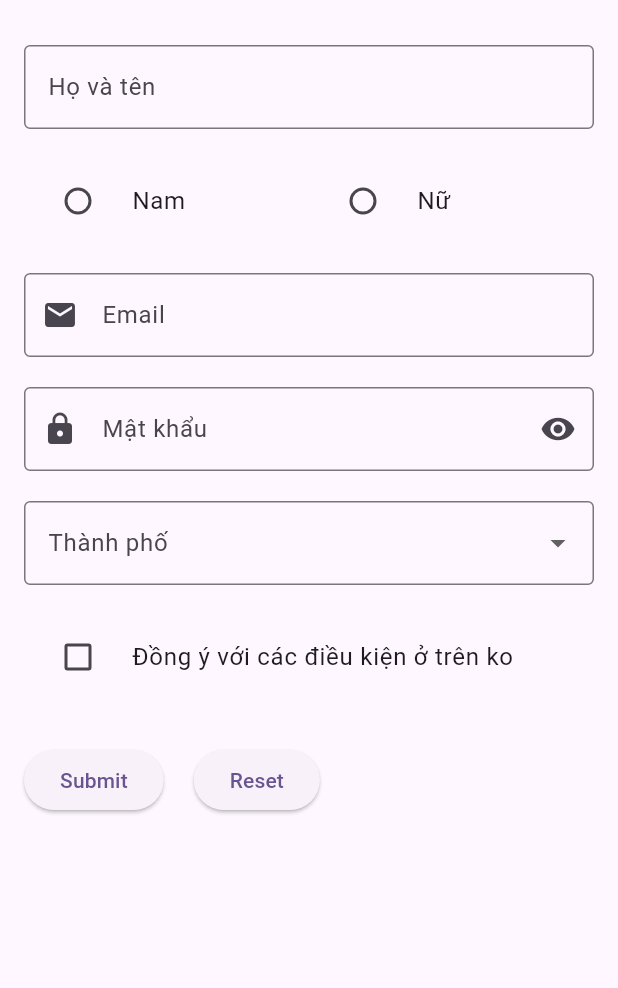
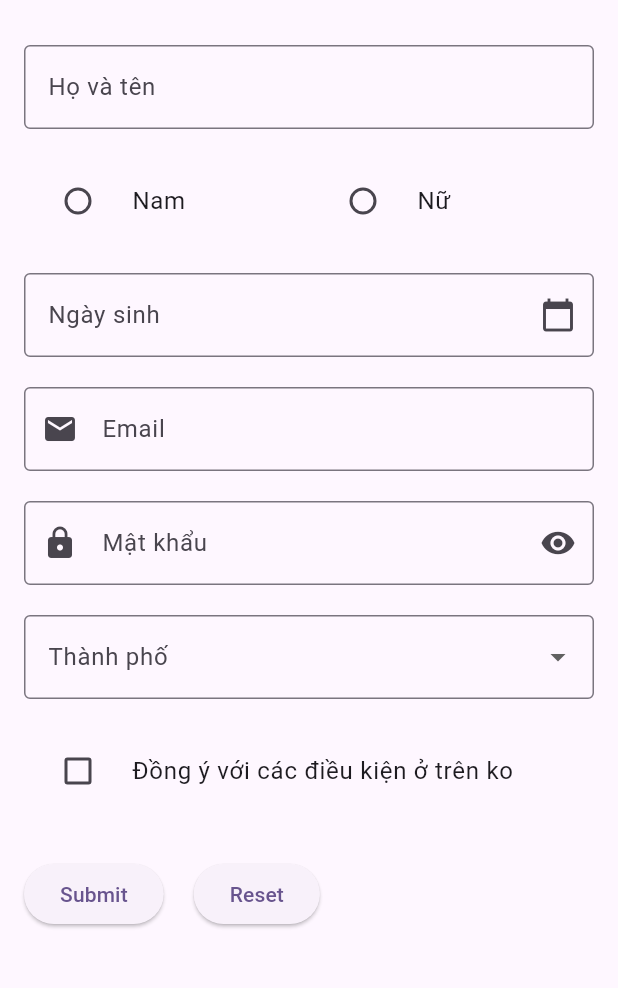
Before and after one commit to Do2304/learn-Flutter-titv, a Flutter app: the screen it shows after launch, on a phone screen of 412 x 824 dp, the part 63-1051 px from its top. Run offline on Flutter 3.47's test engine with Material 3 defaults, Android fonts, the phone set to English and light mode, and no system bars.

Commit message:
learn form datePicker

```diff
--- a/lib/main.dart
+++ b/lib/main.dart
@@ -14,6 +14,7 @@ import 'widget_02/form_TextFormField_Validate.dart';
 import 'widget_02/form_Dropdown.dart';
 import 'widget_02/form_RadioListTile.dart';
 import 'widget_02/form_Checkbox.dart';
+import 'widget_02/form_DatePicker.dart';
 
 void main() {
   runApp(const MyApp());
@@ -30,7 +31,7 @@ class MyApp extends StatelessWidget {
       theme: ThemeData(
         colorScheme: ColorScheme.fromSeed(seedColor: Colors.deepPurple),
       ),
-      home: form_Checkbox(),
+      home: form_DatePicker(),
     );
   }
 }
--- /dev/null
+++ b/lib/widget_02/form_DatePicker.dart
@@ -0,0 +1,256 @@
+import 'package:flutter/material.dart';
+import 'package:intl/intl.dart';
+
+class form_DatePicker extends StatefulWidget {
+  @override
+  State<StatefulWidget> createState() => form_DatePickerState();
+}
+
+class form_DatePickerState extends State<form_DatePicker> {
+  final _formkey = GlobalKey<FormState>();
+  final _fullnameController = TextEditingController();
+  final _emailController = TextEditingController();
+  final _passwordController = TextEditingController();
+  final _dateOfBirthController = TextEditingController();
+  bool _obscurePassword = true;
+  String? _name;
+  String? _selectedCity;
+  String? _gender;
+  bool _isAgreed = false;
+  DateTime? _dateOfBirth = null;
+  final List<String> _cities = ["Hà Nội", "HCM", "Quảng Ngãi", "Đà Nẵng"];
+
+  @override
+  Widget build(BuildContext context) {
+    return Scaffold(
+      appBar: AppBar(title: Text("Form Basic")),
+      body: Padding(
+        padding: EdgeInsets.all(16),
+        child: Form(
+          key: _formkey,
+          child: Column(
+            children: [
+              TextFormField(
+                controller: _fullnameController,
+                decoration: InputDecoration(
+                  labelText: "Họ và tên",
+                  hintText: "Nhập họ và tên",
+                  border: OutlineInputBorder(),
+                ),
+                onSaved: (newValue) {
+                  _name = newValue;
+                },
+                validator: (value) {
+                  if (value == null || value.isEmpty) {
+                    return "Vui lòng nhập họ và tên";
+                  }
+                  return null;
+                },
+              ),
+              SizedBox(height: 20),
+              FormField<String>(
+                validator: (value) {
+                  if (value == null || value.isEmpty) {
+                    return "Vui lòng chọn giới tính";
+                  }
+
+                  return null;
+                },
+                initialValue: _gender,
+                builder: (FormFieldState<String> state) {
+                  return Column(
+                    crossAxisAlignment: CrossAxisAlignment.start,
+                    children: [
+                      Row(
+                        children: [
+                          Expanded(
+                            child: RadioListTile(
+                              title: Text("Nam"),
+                              value: 'male',
+                              groupValue: _gender,
+                              onChanged: (value) {
+                                setState(() {
+                                  _gender = value;
+                                  state.didChange(value);
+                                });
+                              },
+                            ),
+                          ),
+                          Expanded(
+                            child: RadioListTile(
+                              title: Text("Nữ"),
+                              value: 'female',
+                              groupValue: _gender,
+                              onChanged: (value) {
+                                setState(() {
+                                  _gender = value;
+                                  state.didChange(value);
+                                });
+                              },
+                            ),
+                          ),
+                        ],
+                      ),
+                    ],
+                  );
+                },
+              ),
+              SizedBox(height: 20),
+              TextFormField(
+                controller: _dateOfBirthController,
+                decoration: InputDecoration(
+                  labelText: "Ngày sinh",
+                  hintText: "Chọn ngày sinh",
+                  border: OutlineInputBorder(),
+                  suffixIcon: Icon(Icons.calendar_today),
+                ),
+                readOnly: true,
+                onTap: () async {
+                  DateTime? pickedDate = await showDatePicker(
+                    context: context,
+                    firstDate: DateTime(1900),
+                    lastDate: DateTime(2025),
+                  );
+                  if (pickedDate != null) {
+                    String formatedDate = DateFormat(
+                      "dd/MM/yyyy",
+                    ).format(pickedDate);
+                    setState(() {
+                      _dateOfBirthController.text = formatedDate;
+                      _dateOfBirth = pickedDate;
+                    });
+                  }
+                },
+                validator: (value) {
+                  if (value == null || value.isEmpty) {
+                    return "Vui lòng chọn ngày sinh";
+                  }
+                  return null;
+                },
+              ),
+
+              SizedBox(height: 20),
+              TextFormField(
+                controller: _emailController,
+                decoration: InputDecoration(
+                  labelText: "Email",
+                  hintText: "Nhập email",
+                  border: OutlineInputBorder(),
+                  prefixIcon: Icon(Icons.email),
+                ),
+                keyboardType: TextInputType.emailAddress,
+                validator: (value) {
+                  if (value == null || value.isEmpty) {
+                    return "Vui lòng nhập Email";
+                  }
+                  final emailRegex = RegExp(
+                    r'^[\w-\.]+@([\w-]+\.)+[\w-]{2,4}$',
+                  );
+
+                  if (!emailRegex.hasMatch(value)) {
+                    return 'Email không hợp lệ';
+                  }
+                  return null;
+                },
+              ),
+              SizedBox(height: 20),
+              TextFormField(
+                controller: _passwordController,
+                decoration: InputDecoration(
+                  labelText: "Mật khẩu",
+                  hintText: "Nhập mật khẩu",
+                  border: OutlineInputBorder(),
+                  prefixIcon: Icon(Icons.lock),
+                  suffixIcon: IconButton(
+                    onPressed: () {
+                      setState(() {
+                        _obscurePassword = !_obscurePassword;
+                      });
+                    },
+                    icon: Icon(
+                      _obscurePassword
+                          ? Icons.visibility
+                          : Icons.visibility_off,
+                    ),
+                  ),
+                ),
+                obscureText: _obscurePassword,
+                validator: (value) {
+                  if (value == null || value.isEmpty) {
+                    return "Vui lòng nhập mật khẩu";
+                  }
+                  if (value.length < 6) {
+                    return "Mật khẩu ít nhất phải có 6 kí tự";
+                  }
+                  return null;
+                },
+              ),
+              SizedBox(height: 20),
+              DropdownButtonFormField(
+                decoration: InputDecoration(
+                  labelText: "Thành phố",
+                  border: OutlineInputBorder(),
+                ),
+                items: _cities.map((city) {
+                  return DropdownMenuItem(child: Text(city), value: city);
+                }).toList(),
+                value: _selectedCity,
+                onChanged: (value) {},
+                validator: (value) {
+                  if (value == null || value.isEmpty) {
+                    return "Vui lòng chọn thành phố";
+                  }
+
+                  return null;
+                },
+              ),
+              SizedBox(height: 20),
+              CheckboxListTile(
+                title: Text("Đồng ý với các điều kiện ở trên ko"),
+                value: _isAgreed,
+                onChanged: (value) {
+                  setState(() {
+                    _isAgreed = value!;
+                    print("Đồng ý: $_isAgreed");
+                  });
+                },
+                controlAffinity: ListTileControlAffinity.leading,
+              ),
+              SizedBox(height: 30),
+              Row(
+                children: [
+                  ElevatedButton(
+                    onPressed: () {
+                      if (_formkey.currentState!.validate()) {
+                        _formkey.currentState!.save();
+                        ScaffoldMessenger.of(context).showSnackBar(
+                          SnackBar(content: Text("Xin chào $_name")),
+                        );
+                      }
+                    },
+                    child: Text("Submit"),
+                  ),
+                  SizedBox(width: 20),
+                  ElevatedButton(
+                    onPressed: () {
+                      _formkey.currentState!.reset();
+                      _fullnameController.clear();
+                      _emailController.clear();
+                      _passwordController.clear();
+
+                      setState(() {
+                        _name = null;
+                        _dateOfBirthController.text = '';
+                      });
+                    },
+                    child: Text("Reset"),
+                  ),
+                ],
+              ),
+            ],
+          ),
+        ),
+      ),
+    );
+  }
+}
--- a/pubspec.yaml
+++ b/pubspec.yaml
@@ -2,7 +2,7 @@ name: learn_flutter_titv
 description: "A new Flutter project."
 # The following line prevents the package from being accidentally published to
 # pub.dev using `flutter pub publish`. This is preferred for private packages.
-publish_to: 'none' # Remove this line if you wish to publish to pub.dev
+publish_to: "none" # Remove this line if you wish to publish to pub.dev
 
 # The following defines the version and build number for your application.
 # A version number is three numbers separated by dots, like 1.2.43
@@ -30,6 +30,7 @@ environment:
 dependencies:
   flutter:
     sdk: flutter
+  intl: ^0.20.2
 
   # The following adds the Cupertino Icons font to your application.
   # Use with the CupertinoIcons class for iOS style icons.
@@ -51,7 +52,6 @@ dev_dependencies:
 
 # The following section is specific to Flutter packages.
 flutter:
-
   # The following line ensures that the Material Icons font is
   # included with your application, so that you can use the icons in
   # the material Icons class.
```
Also changed, not shown: pubspec.lock.
